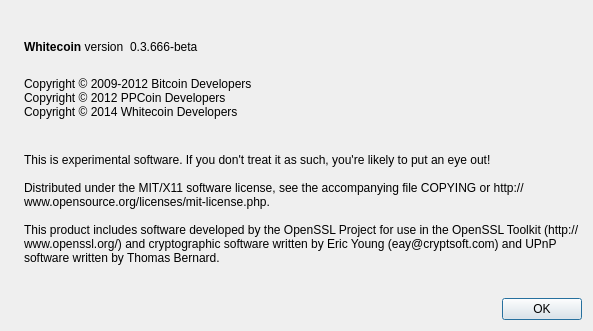
Before: the Qt Designer form src/qt/forms/aboutdialog.ui in magi-retro/peercoin, drawn with Qt 5.
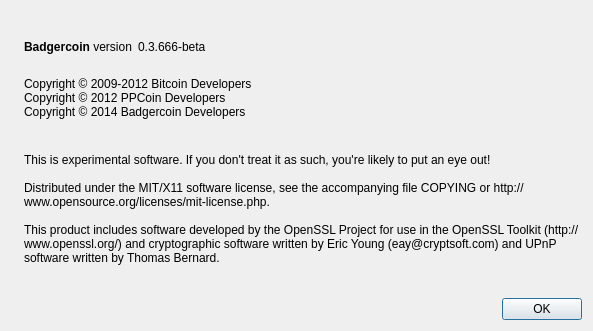
After: the same form once the commit is applied. Icons and pictures are not drawn.

Diff of the .ui file:
```diff
--- a/src/qt/forms/aboutdialog.ui
+++ b/src/qt/forms/aboutdialog.ui
@@ -50,7 +50,7 @@
           <cursorShape>IBeamCursor</cursorShape>
          </property>
          <property name="text">
-          <string>&lt;b&gt;Whitecoin&lt;/b&gt; version</string>
+          <string>&lt;b&gt;Badgercoin&lt;/b&gt; version</string>
          </property>
          <property name="textInteractionFlags">
           <set>Qt::LinksAccessibleByMouse|Qt::TextSelectableByKeyboard|Qt::TextSelectableByMouse</set>
@@ -94,7 +94,7 @@
         <string>
 Copyright © 2009-2012 Bitcoin Developers
 Copyright © 2012 PPCoin Developers
-Copyright © 2014 Whitecoin Developers
+Copyright © 2014 Badgercoin Developers
 </string>
        </property>
        <property name="textInteractionFlags">
```
Left out of the diff: 2 changed lines with no effect on the pictures.
